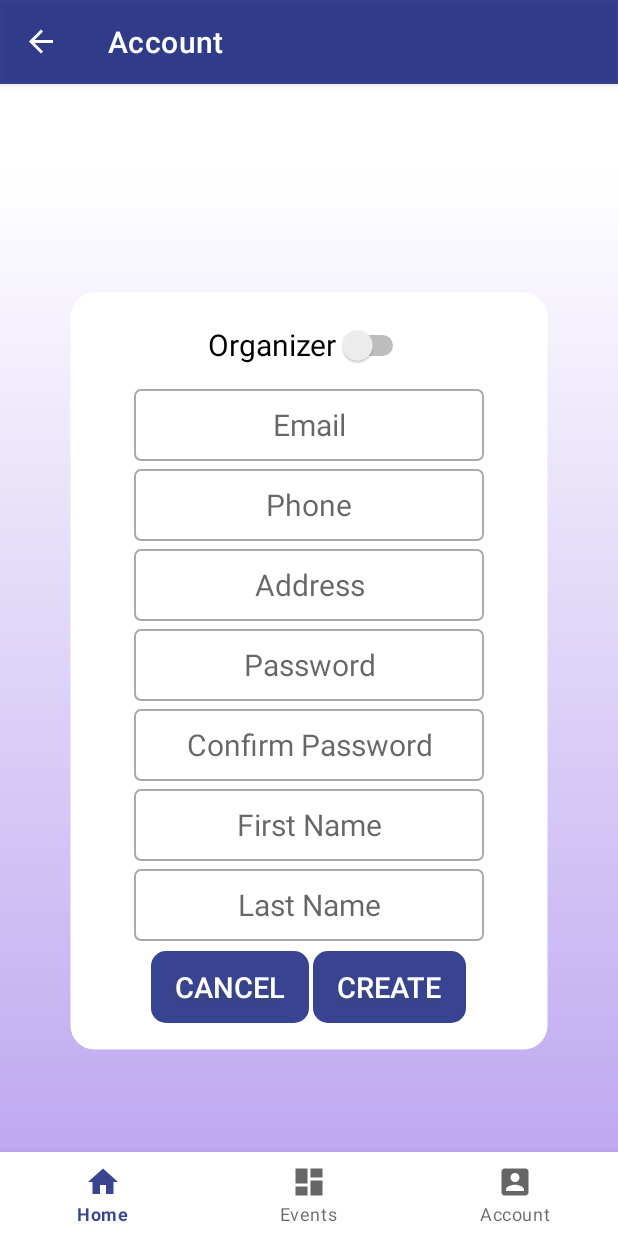
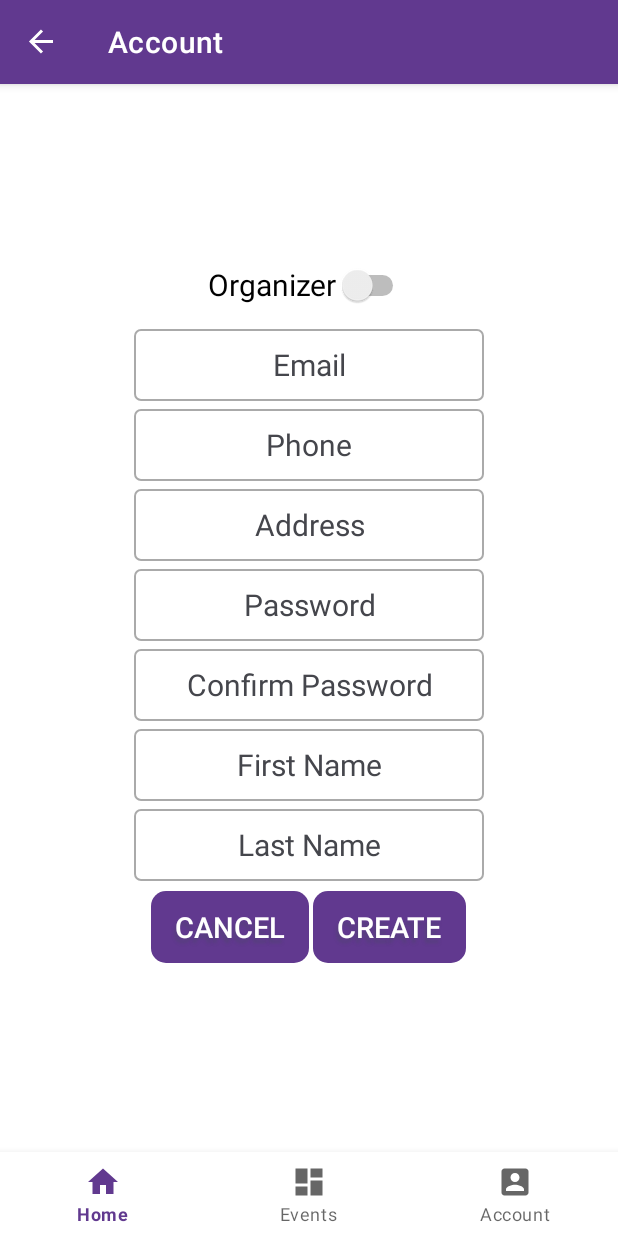
Before and after one commit to uOttawaSEG/project-group-5, an Android app: the CreateAccountFragment screen opened through its navigation route, on a phone screen of 412 x 824 dp. Run offline under Robolectric (Android 15) with nearby library versions, the phone set to English and light mode, and no system bars; our stand-ins replace Firebase (no records; nobody signed in at launch, a user with empty details on screens opened directly), navigation-ui.

```diff
--- a/app/src/main/res/layout/fragment_create_account.xml
+++ b/app/src/main/res/layout/fragment_create_account.xml
@@ -5,13 +5,13 @@
     xmlns:tools="http://schemas.android.com/tools"
     android:layout_width="match_parent"
     android:layout_height="match_parent"
-    android:background="@drawable/background_gradient_2"
     tools:context=".ui.account.CreateAccountFragment">
 
     <LinearLayout
         android:layout_width="320sp"
         android:layout_height="wrap_content"
         android:gravity="center"
+        android:layout_marginBottom="100sp"
         android:orientation="horizontal"
         app:layout_constraintBottom_toBottomOf="parent"
         app:layout_constraintEnd_toEndOf="parent"
@@ -49,6 +49,7 @@
                     android:layout_width="wrap_content"
                     android:layout_height="48sp"
                     android:gravity="center"
+                    android:textColor="@color/black"
                     android:text="@string/organizer"
                     android:textSize="@dimen/form_text_size"
                     tools:ignore="UseSwitchCompatOrMaterialXml" />
@@ -69,6 +70,8 @@
                 android:inputType="text"
                 android:minHeight="48dp"
                 android:textSize="@dimen/form_text_size"
+                android:textColorHint="@color/material_dynamic_neutral30"
+                android:textColor="@color/black"
                 android:visibility="gone" />
 
             <EditText
@@ -83,6 +86,8 @@
                 android:hint="@string/email"
                 android:inputType="textWebEmailAddress"
                 android:minHeight="48dp"
+                android:textColorHint="@color/material_dynamic_neutral30"
+                android:textColor="@color/black"
                 android:textSize="@dimen/form_text_size" />
 
             <EditText
@@ -98,6 +103,8 @@
                 android:hint="@string/phone"
                 android:inputType="phone"
                 android:minHeight="48dp"
+                android:textColorHint="@color/material_dynamic_neutral30"
+                android:textColor="@color/black"
                 android:textSize="@dimen/form_text_size" />
 
             <EditText
@@ -112,6 +119,8 @@
                 android:hint="@string/address"
                 android:inputType="textPostalAddress"
                 android:minHeight="48dp"
+                android:textColorHint="@color/material_dynamic_neutral30"
+                android:textColor="@color/black"
                 android:textSize="@dimen/form_text_size" />
 
             <EditText
@@ -126,6 +135,8 @@
                 android:hint="@string/password"
                 android:inputType="textPassword"
                 android:minHeight="48dp"
+                android:textColorHint="@color/material_dynamic_neutral30"
+                android:textColor="@color/black"
                 android:textSize="@dimen/form_text_size" />
 
           <EditText
@@ -140,6 +151,8 @@
             android:hint="@string/confirm_password"
             android:inputType="textPassword"
             android:minHeight="48dp"
+              android:textColorHint="@color/material_dynamic_neutral30"
+              android:textColor="@color/black"
             android:textSize="@dimen/form_text_size" />
 
             <EditText
@@ -154,6 +167,8 @@
                 android:hint="@string/first_name"
                 android:inputType="text"
                 android:minHeight="48dp"
+                android:textColorHint="@color/material_dynamic_neutral30"
+                android:textColor="@color/black"
                 android:textSize="@dimen/form_text_size" />
 
             <EditText
@@ -168,6 +183,8 @@
                 android:hint="@string/last_name"
                 android:inputType="text"
                 android:minHeight="48dp"
+                android:textColorHint="@color/material_dynamic_neutral30"
+                android:textColor="@color/black"
                 android:textSize="@dimen/form_text_size" />
 
             <LinearLayout
--- a/app/src/main/res/layout/fragment_login.xml
+++ b/app/src/main/res/layout/fragment_login.xml
@@ -5,7 +5,6 @@
     android:layout_width="match_parent"
     android:layout_height="match_parent"
     tools:context=".ui.account.LoginFragment"
-    android:background="@drawable/background_gradient_2"
     >
 
     <!-- Container for the Email and Password fields -->
@@ -15,7 +14,6 @@
     <LinearLayout
         android:layout_width="match_parent"
         android:layout_height="match_parent"
-        android:background="@drawable/background_gradient_2"
         android:gravity="center"
         android:orientation="horizontal"
         app:layout_constraintBottom_toBottomOf="parent"
@@ -48,6 +46,8 @@
                 android:background="@drawable/rectangular_input"
                 android:gravity="center"
                 android:hint="@string/email"
+                android:textColorHint="@color/material_dynamic_neutral30"
+                android:textColor="@color/black"
                 android:inputType="textWebEmailAddress"
                 android:minHeight="48dp"
                 android:importantForAutofill=""
@@ -61,6 +61,8 @@
                 android:background="@drawable/rectangular_input"
                 android:gravity="center"
                 android:hint="@string/password"
+                android:textColorHint="@color/material_dynamic_neutral30"
+                android:textColor="@color/black"
                 android:inputType="textPassword"
                 android:autofillHints="password"
                 android:minHeight="48dp"
--- a/app/src/main/res/layout/login_or_create_account_fragment.xml
+++ b/app/src/main/res/layout/login_or_create_account_fragment.xml
@@ -3,7 +3,6 @@
     xmlns:tools="http://schemas.android.com/tools"
     android:layout_width="match_parent"
     android:layout_height="match_parent"
-    android:background="@android:color/white"
     tools:context=".ui.account.LoginOrCreate">
 
     <LinearLayout
--- a/app/src/main/res/values-night/themes.xml
+++ b/app/src/main/res/values-night/themes.xml
@@ -4,13 +4,13 @@
         <!-- Primary brand color. -->
         <item name="colorPrimary">@color/purple_200</item>
         <item name="colorPrimaryVariant">@color/purple_700</item>
-        <item name="colorOnPrimary">@color/black</item>
+        <item name="colorOnPrimary">#000000</item>
         <!-- Secondary brand color. -->
         <item name="colorSecondary">@color/teal_200</item>
         <item name="colorSecondaryVariant">@color/teal_200</item>
-        <item name="colorOnSecondary">@color/black</item>
+        <item name="colorOnSecondary">#3B2A5C</item>
         <!-- Status bar color. -->
-        <item name="android:statusBarColor">?attr/colorPrimaryVariant</item>
+        <item name="android:statusBarColor">#38295F</item>
         <!-- Customize your theme here. -->
     </style>
 </resources>
--- a/app/src/main/res/values/themes.xml
+++ b/app/src/main/res/values/themes.xml
@@ -2,9 +2,9 @@
     <!-- Base application theme. -->
     <style name="Theme.ProjectGroup5" parent="Theme.MaterialComponents.DayNight.DarkActionBar">
         <!-- Primary brand color. -->
-        <item name="colorPrimary">@color/top_bar</item>
-        <item name="colorPrimaryVariant">@color/purple_700</item>
-        <item name="colorOnPrimary">@color/white</item>
+        <item name="colorPrimary">#61398F</item>
+        <item name="colorPrimaryVariant">#ACA1C2</item>
+        <item name="colorOnPrimary">#AFC1D1</item>
         <!-- Secondary brand color. -->
         <item name="colorSecondary">@color/teal_200</item>
         <item name="colorSecondaryVariant">@color/teal_700</item>
```
